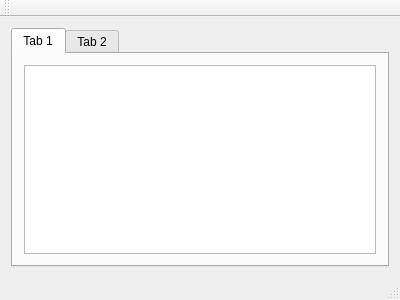
First picture: the form in TemperatureBot/TemperatureDisplay/mainwindow.ui, repository khorgn/basic_unix_sytem_cpp, before the edit.
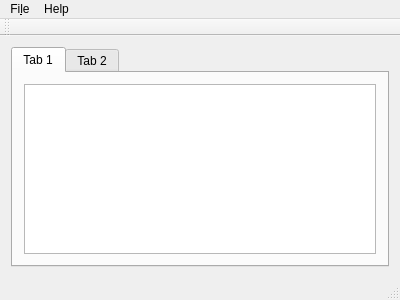
Second picture: the form after the edit.

Patch:
```diff
--- a/TemperatureBot/TemperatureDisplay/mainwindow.ui
+++ b/TemperatureBot/TemperatureDisplay/mainwindow.ui
@@ -48,6 +48,21 @@
      <height>30</height>
     </rect>
    </property>
+   <widget class="QMenu" name="menuFIle">
+    <property name="title">
+     <string>Fi&amp;le</string>
+    </property>
+    <addaction name="actionLoad_XML"/>
+    <addaction name="actionQuit"/>
+   </widget>
+   <widget class="QMenu" name="menuHelp">
+    <property name="title">
+     <string>Help</string>
+    </property>
+    <addaction name="actionAbout"/>
+   </widget>
+   <addaction name="menuFIle"/>
+   <addaction name="menuHelp"/>
   </widget>
   <widget class="QToolBar" name="mainToolBar">
    <attribute name="toolBarArea">
```
Left out of the diff: 36 changed lines with no effect on the pictures.
